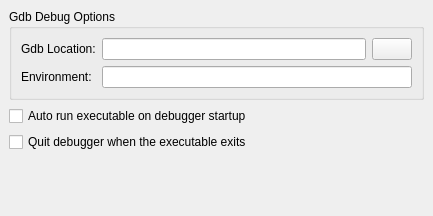
The window that src/plugins/debugger/gdboptionpage.ui (qt-creator/qt-creator) describes before a commit, drawn with Qt 5.
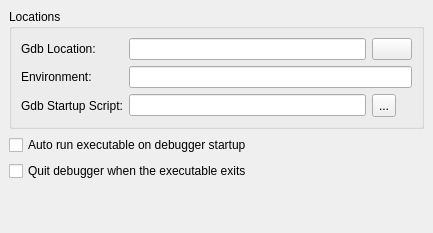
The same window after the commit. Icons and pictures are not drawn.

Commit message: start sanitizing gdb options dialog

```diff
--- a/src/plugins/debugger/gdboptionpage.ui
+++ b/src/plugins/debugger/gdboptionpage.ui
@@ -7,7 +7,7 @@
     <x>0</x>
     <y>0</y>
     <width>433</width>
-    <height>216</height>
+    <height>233</height>
    </rect>
   </property>
   <property name="windowTitle">
@@ -23,7 +23,7 @@
    <item>
     <widget class="QGroupBox" name="groupBox">
      <property name="title">
-      <string>Gdb Debug Options</string>
+      <string>Locations</string>
      </property>
      <layout class="QGridLayout">
       <property name="margin">
@@ -72,6 +72,36 @@
         </property>
        </widget>
       </item>
+      <item row="2" column="1">
+       <widget class="QLineEdit" name="gdbStartupScriptEdit"/>
+      </item>
+      <item row="2" column="2">
+       <widget class="QToolButton" name="browseForScriptButton">
+        <property name="minimumSize">
+         <size>
+          <width>21</width>
+          <height>23</height>
+         </size>
+        </property>
+        <property name="text">
+         <string>...</string>
+        </property>
+        <property name="icon">
+         <iconset resource="../coreplugin/core.qrc">
+          <normaloff>:/qworkbench/images/fileopen.png</normaloff>:/qworkbench/images/fileopen.png</iconset>
+        </property>
+       </widget>
+      </item>
+      <item row="2" column="0">
+       <widget class="QLabel" name="labelGdbStartupScript">
+        <property name="toolTip">
+         <string>This is either empty or points to a file containing gdb commands that will be executed immediately after gdb starts up.</string>
+        </property>
+        <property name="text">
+         <string>Gdb Startup Script:</string>
+        </property>
+       </widget>
+      </item>
      </layout>
     </widget>
    </item>
```
Left out of the diff: 17 changed lines with no effect on the pictures. The commit also changes 8 other files.
